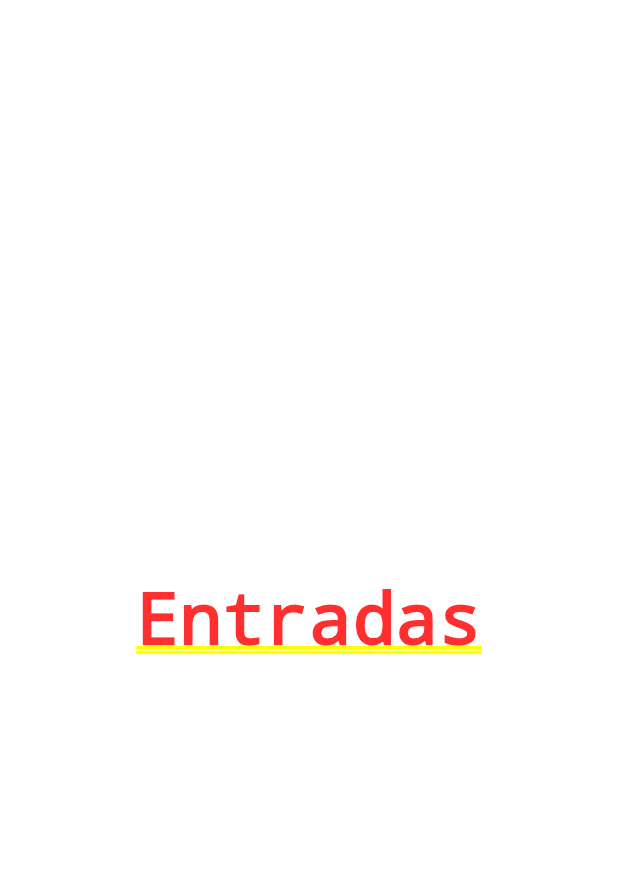
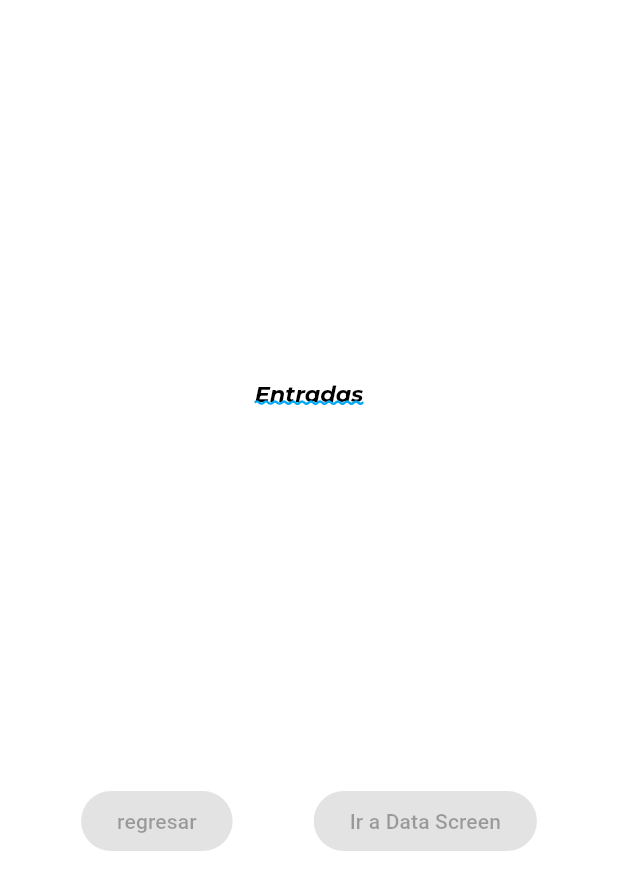
Before and after one commit to ProgramDU/componentes_flutter, a Flutter app: the screen it shows after launch, after a tap on "Entradas", on a phone screen of 412 x 824 dp. Shown: the top 890 px of the screen. Run offline on Flutter 3.47's test engine with Material 3 defaults, Android fonts, the phone set to English and light mode, and no system bars; our stand-ins replace google_fonts.

Commit message:
inicial widget on input screen

```diff
--- /dev/null
+++ b/lib/screens/data_screen.dart
@@ -0,0 +1,12 @@
+import 'package:flutter/material.dart';
+
+class DataScreen extends StatelessWidget {
+  const DataScreen({super.key});
+
+  @override
+  Widget build(BuildContext context) {
+    return const Center(
+      child: Text('Data screen'),
+    );
+  }
+}
--- a/lib/screens/input_screen.dart
+++ b/lib/screens/input_screen.dart
@@ -1,4 +1,5 @@
 import 'package:flutter/material.dart';
+import 'package:practica3_componentes/theme/app_theme.dart';
 
 class InputScreen extends StatefulWidget {
   const InputScreen({super.key});
@@ -10,8 +11,24 @@ class InputScreen extends StatefulWidget {
 class _InputScreenState extends State<InputScreen> {
   @override
   Widget build(BuildContext context) {
-    return const Center(
-      child: Text('Entradas'),
+    return  Column(
+      mainAxisAlignment: MainAxisAlignment.spaceEvenly,
+      children: [
+       Text('Entradas',
+       style: AppTheme.lightTheme.textTheme.headlineLarge,),
+        Row(
+        mainAxisAlignment: MainAxisAlignment.spaceEvenly,
+        children: [
+          ElevatedButton(onPressed: null, child: Text('regresar',
+          style: AppTheme.lightTheme.textTheme.bodyMedium,)
+          ),
+          ElevatedButton(onPressed: null, child: Text('Ir a Data Screen',
+          style: AppTheme.lightTheme.textTheme.bodyMedium,)
+          ),
+        ],
+       ),
+
+      ],
     );
   }
 }
```
